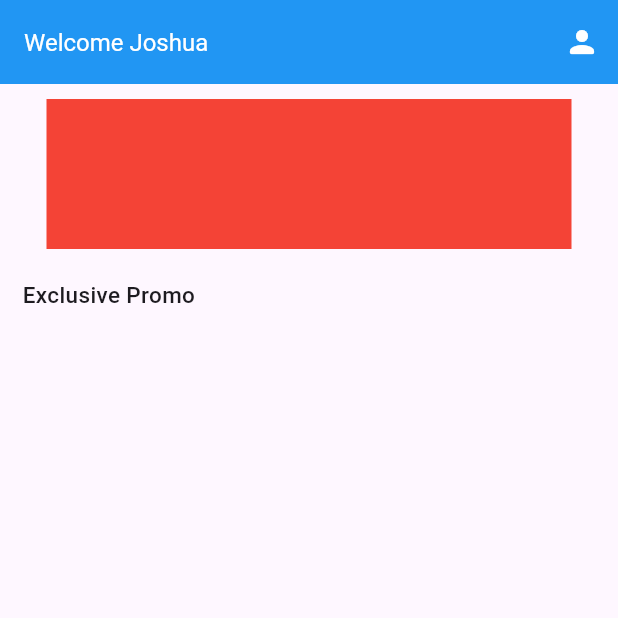
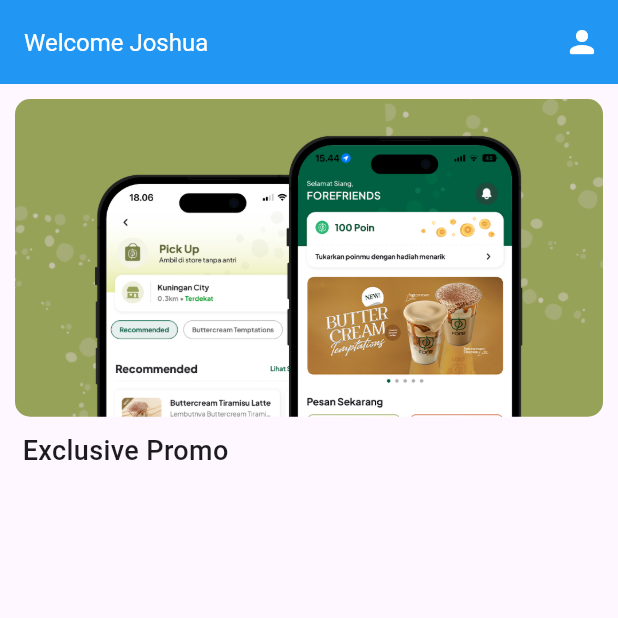
Before and after one commit to meshachvijaya/my_flutter_app, a Flutter app: the screen it shows after launch, after a tap on "Login", on a phone screen of 412 x 824 dp, the top half of it. Run offline on Flutter 3.47's test engine with Material 3 defaults, Android fonts, the phone set to English and light mode, and no system bars.

Commit message:
Refactor Code 1.1

```diff
--- a/lib/home.dart
+++ b/lib/home.dart
@@ -34,23 +34,30 @@ class _HomeState extends State<Home> {
       ),
       body: Column(
         children: [
-          Center(
+          AspectRatio(
+            aspectRatio: 16 / 9,
             child: Container(
-              margin: const EdgeInsets.fromLTRB(10, 10, 10, 20),
-              width: 350,
-              height: 100,
-              color: Colors.red,
+              margin: const EdgeInsets.all(10),
+              decoration: BoxDecoration(
+                borderRadius: BorderRadius.circular(10),
+                image: DecorationImage(
+                  image: AssetImage("assets/banner.png"),
+                  fit: BoxFit.cover,
+                ),
+              ),
             ),
           ),
-          const Align(
+          Padding(
+            padding:
+                const EdgeInsets.only(left: 15),
+            child: Align(
               alignment: Alignment.centerLeft,
-              child: Padding(
-                padding: const EdgeInsets.only(left: 15),
-                child: Text(
-                  "Exclusive Promo",
-                  style: TextStyle(fontSize: 15, fontWeight: FontWeight.w500),
-                ),
-              )),
+              child: const Text(
+                "Exclusive Promo",
+                style: TextStyle(fontSize: 18, fontWeight: FontWeight.w500),
+              ),
+            ),
+          ),
         ],
       ),
     );
--- a/lib/login.dart
+++ b/lib/login.dart
@@ -45,7 +45,7 @@ class Login extends StatelessWidget {
                 onPressed: () {
                   Navigator.pushReplacement(context,
                       MaterialPageRoute(builder: (context) {
-                    return Home();
+                    return const Home();
                   }));
                 },
                 style: ButtonStyle(
--- a/pubspec.yaml
+++ b/pubspec.yaml
@@ -59,8 +59,8 @@ flutter:
   uses-material-design: true
 
   # To add assets to your application, add an assets section, like this:
-  # assets:
-  #   - images/a_dot_burr.jpeg
+  assets:
+    - assets/banner.png
   #   - images/a_dot_ham.jpeg
 
   # An image asset can refer to one or more resolution-specific "variants", see
```
Also changed, not shown: assets/banner.png (added).
